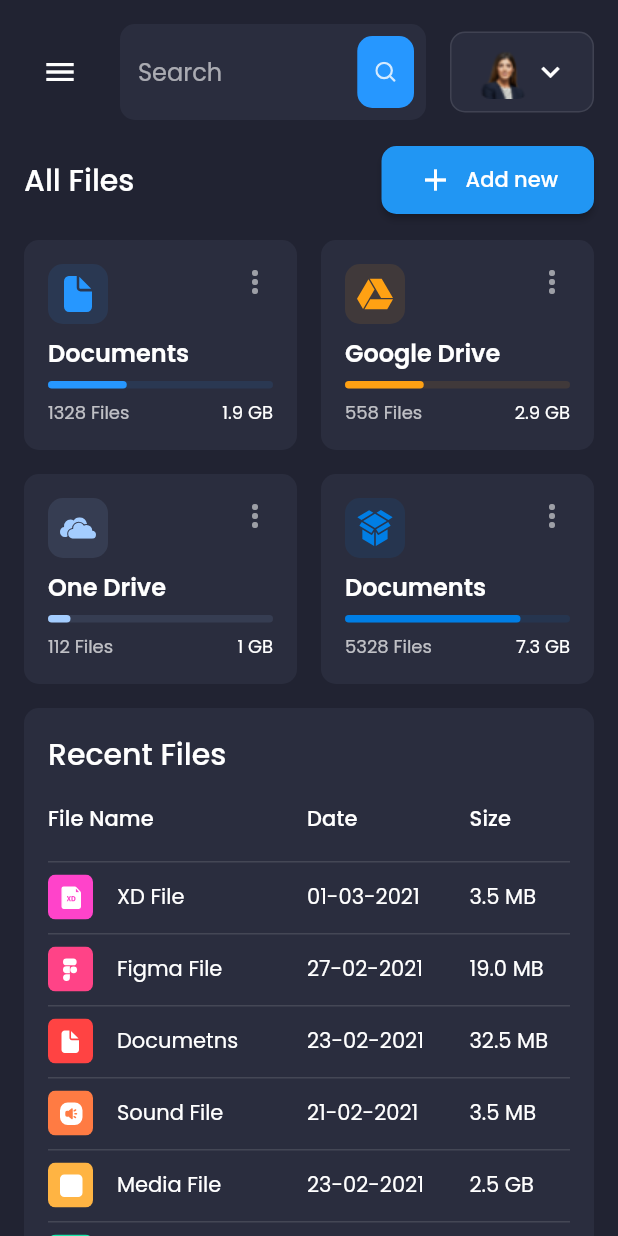
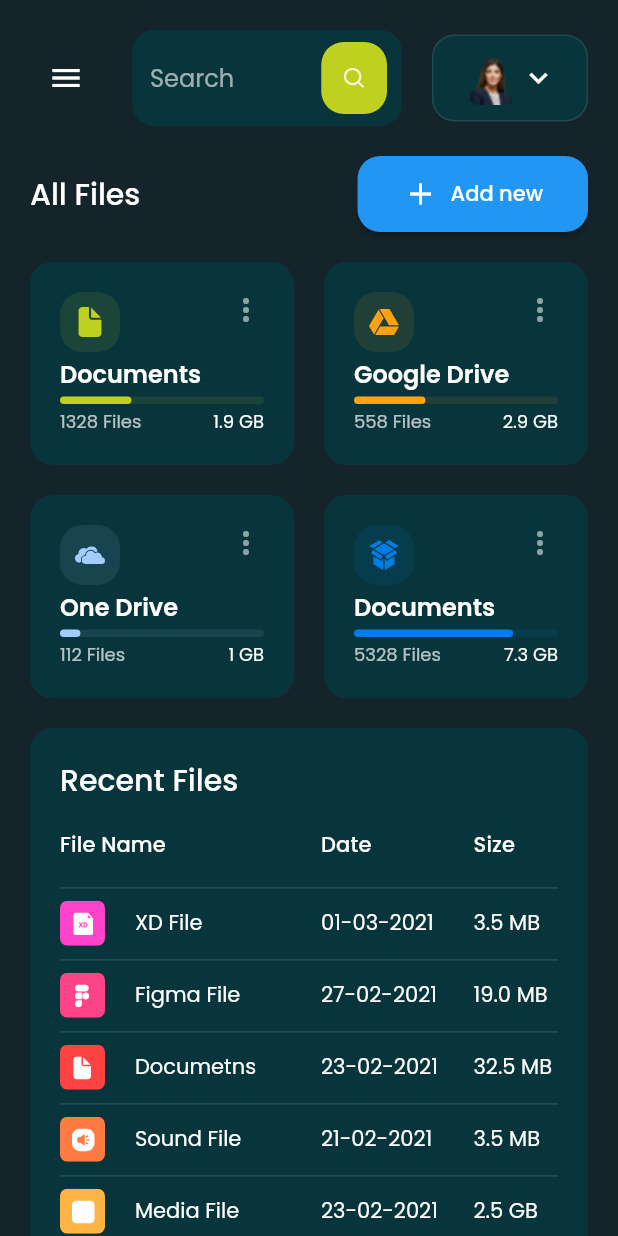
Before and after one commit to hungrybluedev/flutter_admin_panel, a Flutter app: the screen it shows after launch, on a phone screen of 412 x 824 dp. Run offline on Flutter 3.47's test engine with Material 2 defaults, Android fonts, the phone set to English and light mode, and no system bars; our stand-ins replace fl_chart, flutter_svg, google_fonts.

Commit message:
update constants and breakpoints

```diff
--- a/lib/constants.dart
+++ b/lib/constants.dart
@@ -1,8 +1,8 @@
 import 'package:flutter/material.dart';
 
-const primaryColor = Color(0xFF2697FF);
-const secondaryColor = Color(0xFF2A2D3E);
-const bgColor = Color(0xFF212332);
+const primaryColor = Color(0xFFC0D020);
+const secondaryColor = Color(0xFF07353B);
+const bgColor = Color(0xFF15242B);
 
-const defaultPadding = 16.0;
-const defaultBorderRadius = 10.0;
+const defaultPadding = 20.0;
+const defaultBorderRadius = 15.0;
--- a/lib/responsive.dart
+++ b/lib/responsive.dart
@@ -3,7 +3,7 @@ import 'package:flutter/material.dart';
 const _desktopCutoff = 1260;
 const _aspectCutoff = 1050;
 const _mobileCutoff = 900;
-const _gridCutoff = 620;
+const _gridCutoff = 670;
 const _extraSmallCutoff = 400;
 
 class ResponsiveWidget extends StatelessWidget {
```
